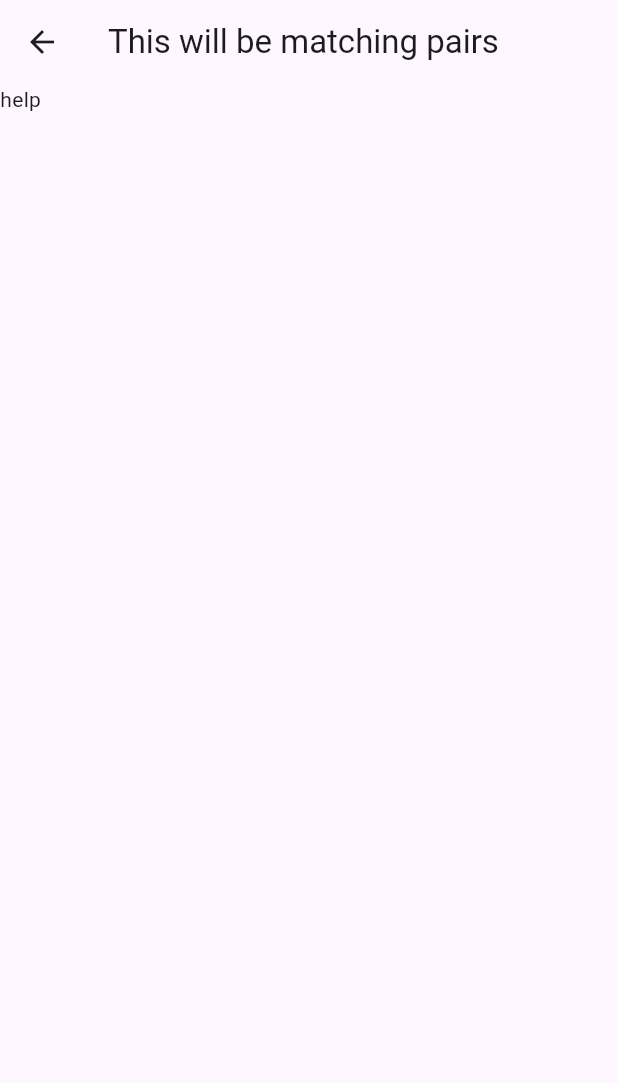
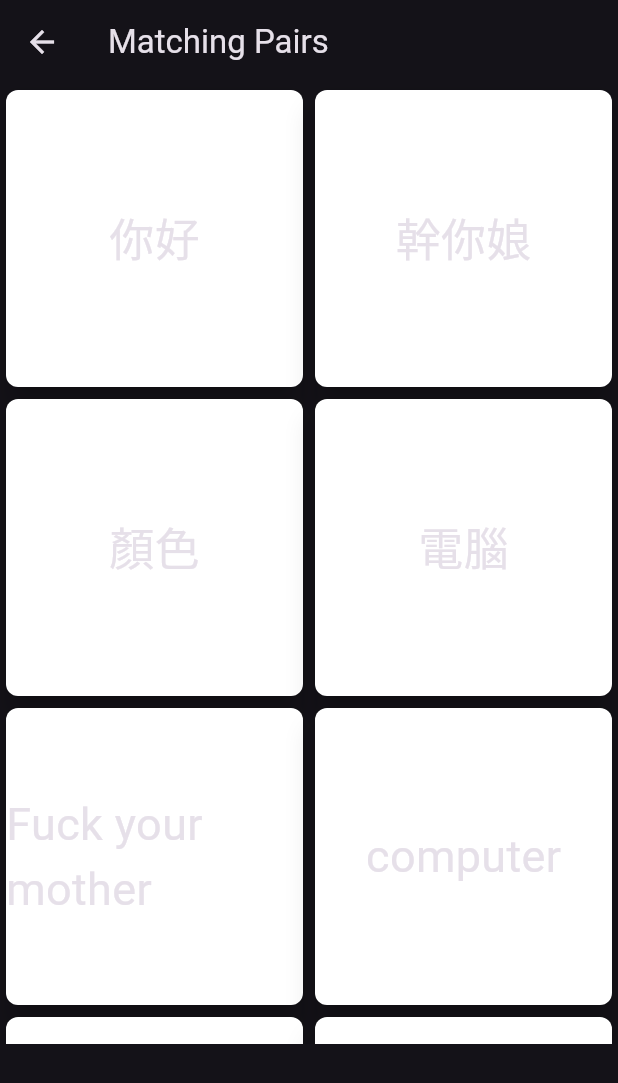
Before and after one commit to howardtsai0329/lexaglot-frontend, a Flutter app: the MatchingPairsView screen opened directly, on a phone screen of 412 x 824 dp. Shown: the top 1083 px of the screen. Run offline on Flutter 3.47's test engine with Material 3 defaults, Android fonts, the phone set to English and light mode, and no system bars; our stand-ins replace firebase_auth, firebase_core; accounts and stored records are empty.

Commit message:
matching_pair(uses timer to refersh state)

```diff
--- /dev/null
+++ b/lib/excercises/matching_pairs/matching_pair_item.dart
@@ -0,0 +1,28 @@
+import 'package:flutter/material.dart';
+
+enum ItemState { answered, notAnswered, wrong, correct }
+
+class MatchingPairItem {
+  final String word;
+  final int code;
+  ItemState state;
+
+  MatchingPairItem(
+    this.word,
+    this.code, {
+    this.state = ItemState.notAnswered,
+  });
+
+  Color get color {
+    switch (state) {
+      case ItemState.answered:
+        return Colors.grey;
+      case ItemState.notAnswered:
+        return Colors.white;
+      case ItemState.wrong:
+        return Colors.red;
+      case ItemState.correct:
+        return Colors.green;
+    }
+  }
+}
--- /dev/null
+++ b/lib/excercises/matching_pairs/matching_pairs_card.dart
@@ -0,0 +1,39 @@
+import 'package:flutter/material.dart';
+import 'package:lexaglot/excercises/matching_pairs/matching_pair_item.dart';
+
+class MatchingPairsCard extends StatelessWidget {
+  final MatchingPairItem matchingPairItem;
+  final Function(int) onItemPressed;
+  final int index;
+  const MatchingPairsCard(
+      {super.key,
+      required this.matchingPairItem,
+      required this.onItemPressed,
+      required this.index});
+
+  @override
+  Widget build(BuildContext context) {
+    return GestureDetector(
+      onTap: () {
+        if (matchingPairItem.state == ItemState.notAnswered) {
+          onItemPressed(index);
+        }
+      },
+      child: Card(
+        margin: const EdgeInsets.all(4),
+        elevation: 8,
+        clipBehavior: Clip.antiAlias,
+        shape: RoundedRectangleBorder(
+          borderRadius: BorderRadius.circular(8),
+        ),
+        color: matchingPairItem.color,
+        child: Center(
+          child: Text(
+            matchingPairItem.word,
+            style: const TextStyle(fontSize: 30),
+          ),
+        ),
+      ),
+    );
+  }
+}
--- /dev/null
+++ b/lib/excercises/matching_pairs/the_matching_pairs_game.dart
@@ -0,0 +1,16 @@
+import 'package:flutter/material.dart';
+import 'package:lexaglot/views/start_menu_view.dart';
+
+class TheMatchingPairsGame extends StatelessWidget {
+  const TheMatchingPairsGame({super.key});
+
+  @override
+  Widget build(BuildContext context) {
+    return MaterialApp(
+      home: const StartMenuView(),
+      title: 'lsdjhfsadljfh',
+      theme: ThemeData.dark(),
+      debugShowCheckedModeBanner: false,
+    );
+  }
+}
--- /dev/null
+++ b/lib/mock_inputs/mock_matching_pairs.dart
@@ -0,0 +1,6 @@
+const mockMatchingPairsInput = {
+  '你好': 'Hello',
+  '幹你娘': 'Fuck your mother',
+  '顏色': 'color',
+  '電腦': 'computer'
+};
--- a/lib/views/excercises/matching_pairs_view.dart
+++ /dev/null
@@ -1,20 +0,0 @@
-import 'package:flutter/material.dart';
-
-class MatchingPairsView extends StatefulWidget {
-  const MatchingPairsView({super.key});
-
-  @override
-  State<MatchingPairsView> createState() => _MatchingPairsViewState();
-}
-
-class _MatchingPairsViewState extends State<MatchingPairsView> {
-  @override
-  Widget build(BuildContext context) {
-    return Scaffold(
-      appBar: AppBar(
-        title: const Text('This will be matching pairs'),
-      ),
-      body: const Text('help'),
-    );
-  }
-}
--- /dev/null
+++ b/lib/views/matching_pairs_view.dart
@@ -0,0 +1,78 @@
+import 'dart:async';
+
+import 'package:flutter/material.dart';
+import 'package:lexaglot/excercises/matching_pairs/matching_buttons.dart';
+import 'package:lexaglot/excercises/matching_pairs/matching_pairs_card.dart';
+import 'package:lexaglot/excercises/matching_pairs/matching_pairs_game.dart';
+import 'package:lexaglot/mock_inputs/mock_matching_pairs.dart';
+
+class MatchingPairsView extends StatefulWidget {
+  const MatchingPairsView({super.key});
+
+  @override
+  State<MatchingPairsView> createState() => _MatchingPairsViewState();
+}
+
+class _MatchingPairsViewState extends State<MatchingPairsView> {
+  MatchingPairsGame? game;
+  Timer? timer;
+
+  @override
+  void initState() {
+    super.initState();
+    game = MatchingPairsGame(mockMatchingPairsInput);
+    startTimer();
+  }
+
+  startTimer() {
+    timer = Timer.periodic(const Duration(microseconds: 100), (t) {
+      setState(() {});
+    });
+  }
+
+  void _resetGame() {
+    game!.resetGame();
+    setState(() {});
+  }
+
+  @override
+  Widget build(BuildContext context) {
+    return Scaffold(
+      appBar: AppBar(
+        title: const Text('Matching Pairs'),
+      ),
+      body: SafeArea(
+        child: Column(
+          children: [
+            Expanded(
+              flex: 5,
+              child: GridView.count(
+                crossAxisCount: mockMatchingPairsInput.length ~/ 2,
+                children: List.generate(game!.matchingPairs.length, (index) {
+                  return MatchingPairsCard(
+                    matchingPairItem: game!.matchingPairs[index],
+                    onItemPressed: game!.onPairPressed,
+                    index: index,
+                  );
+                }),
+              ),
+            ),
+            if (game!.isGameOver)
+              Expanded(
+                flex: 1,
+                child: MatchingButtons(
+                  title: 'Try Again',
+                  onPressed: () => _resetGame(),
+                ),
+              )
+            else
+              const Expanded(
+                flex: 1,
+                child: SizedBox(),
+              )
+          ],
+        ),
+      ),
+    );
+  }
+}
```
Also changed, not shown: lib/excercises/matching_pairs/matching_buttons.dart (added, +33 -0 lines), lib/excercises/matching_pairs/matching_pairs_game.dart (added, +76 -0 lines), lib/main.dart (+64 -53 lines), lib/utilities/buttons/matching_buttons.dart (deleted, +0 -22 lines), lib/views/start_menu_view.dart (+6 -10 lines), 1 other file.
